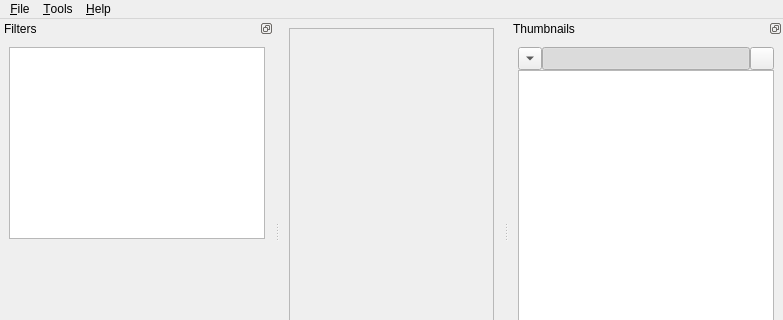
ImageProcessing-ElectronicPublications/scantailor-deviant, file ui/MainWindow.ui: the form before one commit; both pictures show x 0 to 783 and y 0 to 320 of the 783 by 464 pixel window.
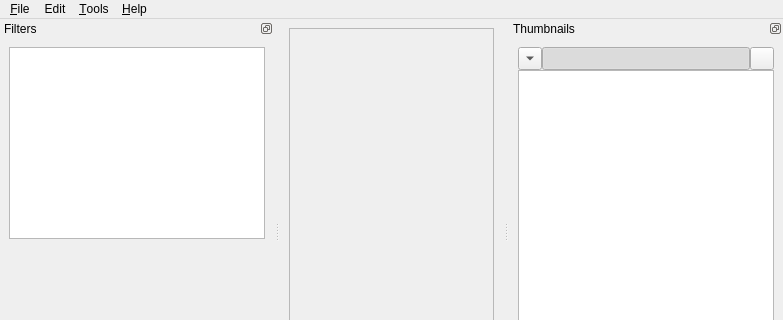
The form after the commit. Icons and pictures are not drawn. Custom widgets are drawn as their Qt base class.

Commit message:
Copy source/output filenames and their page num. for a selected pages
These commands are accessable via thumbnails context menu.
Also some context menu commands are moved to application's menu "Edit"
And some are groupped in "Insert" submenu.

What changed in the file:
```diff
--- a/ui/MainWindow.ui
+++ b/ui/MainWindow.ui
@@ -57,7 +57,7 @@
      <x>0</x>
      <y>0</y>
      <width>783</width>
-     <height>20</height>
+     <height>22</height>
     </rect>
    </property>
    <widget class="QMenu" name="menuDebug">
@@ -91,7 +91,15 @@
     <addaction name="actionAbout_Qt"/>
     <addaction name="actionAbout"/>
    </widget>
+   <widget class="QMenu" name="menuEdit">
+    <property name="title">
+     <string>Edit</string>
+    </property>
+    <addaction name="actionGoToPage"/>
+    <addaction name="actionSelectPages"/>
+   </widget>
    <addaction name="menuFile"/>
+   <addaction name="menuEdit"/>
    <addaction name="menuDebug"/>
    <addaction name="menuHelp"/>
   </widget>
```
Left out of the diff: 54 changed lines with no effect on the pictures. The commit also changes 2 other files.
